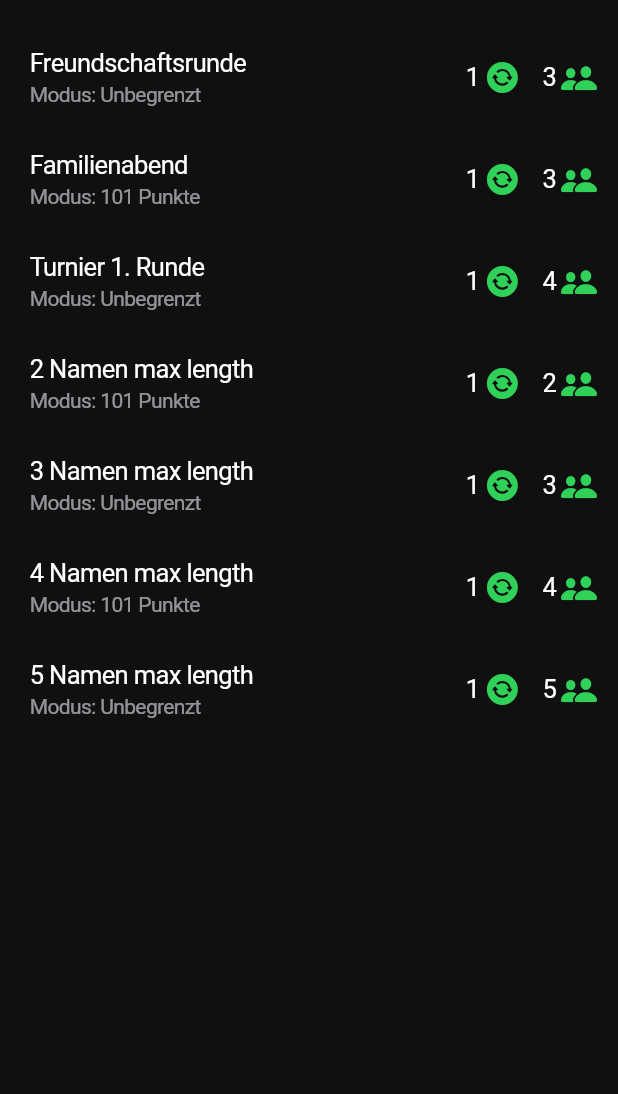
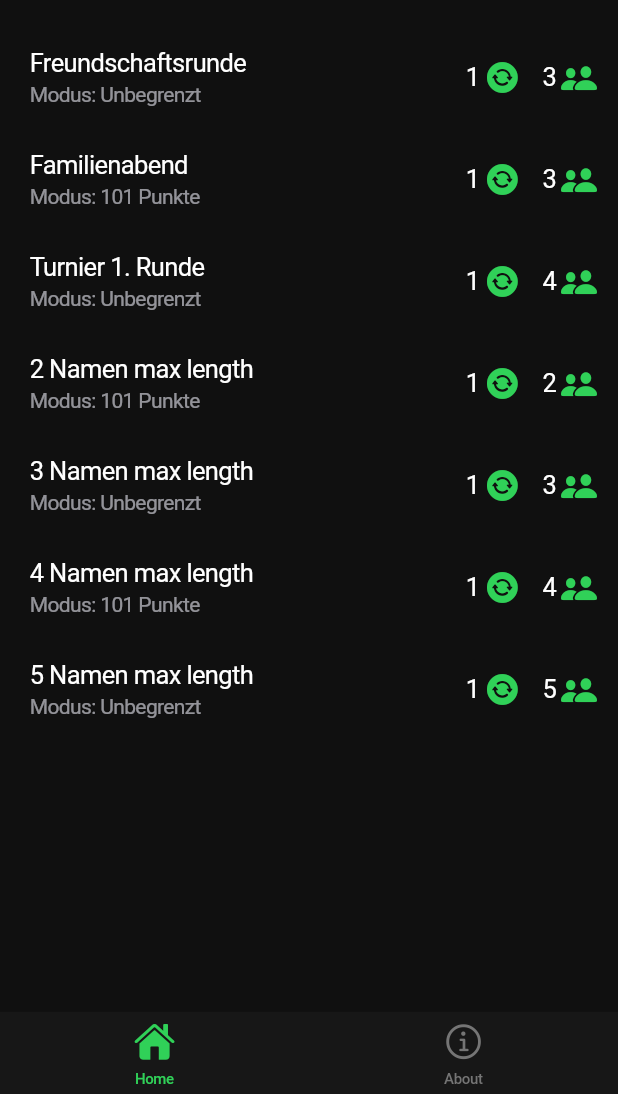
Before and after one commit to flixcoo/Cabo-Counter, a Flutter app: the screen it shows after launch, on a phone screen of 412 x 824 dp, the part 142-1236 px from its top. Run offline on Flutter 3.47's test engine with Material 3 defaults, Android fonts, the phone set to English and light mode, and no system bars; our stand-ins replace file_picker, flutter_keyboard_visibility, font_awesome_flutter, package_info_plus; missing offline and left inert: file_saver.

Commit message:
Implemented new TabView

```diff
--- a/lib/main.dart
+++ b/lib/main.dart
@@ -2,7 +2,7 @@ import 'package:cabo_counter/data/game_session.dart';
 import 'package:cabo_counter/utility/apptheme.dart';
 import 'package:cabo_counter/utility/globals.dart';
 import 'package:cabo_counter/utility/local_storage_service.dart';
-import 'package:cabo_counter/views/main_menu_view.dart';
+import 'package:cabo_counter/views/tab_view.dart';
 import 'package:flutter/cupertino.dart';
 
 void main() {
@@ -89,7 +89,7 @@ class _AppState extends State<App> with WidgetsBindingObserver {
       ),
       debugShowCheckedModeBanner: false,
       title: 'Cabo Counter',
-      home: const MainMenuView(),
+      home: const TabView(),
     );
   }
 }
--- /dev/null
+++ b/lib/views/tab_view.dart
@@ -0,0 +1,47 @@
+import 'package:cabo_counter/utility/apptheme.dart';
+import 'package:cabo_counter/views/information_view.dart';
+import 'package:cabo_counter/views/main_menu_view.dart';
+import 'package:flutter/cupertino.dart';
+
+class TabView extends StatefulWidget {
+  const TabView({super.key});
+
+  @override
+  // ignore: library_private_types_in_public_api
+  _TabViewState createState() => _TabViewState();
+}
+
+class _TabViewState extends State<TabView> {
+  @override
+  Widget build(BuildContext context) {
+    return CupertinoTabScaffold(
+      tabBar: CupertinoTabBar(
+          backgroundColor: AppTheme.backgroundTintColor,
+          iconSize: 27,
+          height: 55,
+          items: const <BottomNavigationBarItem>[
+            BottomNavigationBarItem(
+              icon: Icon(
+                CupertinoIcons.house_fill,
+              ),
+              label: 'Home',
+            ),
+            BottomNavigationBarItem(
+              icon: Icon(
+                CupertinoIcons.info,
+              ),
+              label: 'About',
+            ),
+          ]),
+      tabBuilder: (BuildContext context, int index) {
+        return CupertinoTabView(builder: (BuildContext context) {
+          if (index == 0) {
+            return const MainMenuView();
+          } else {
+            return const InformationView();
+          }
+        });
+      },
+    );
+  }
+}
```
